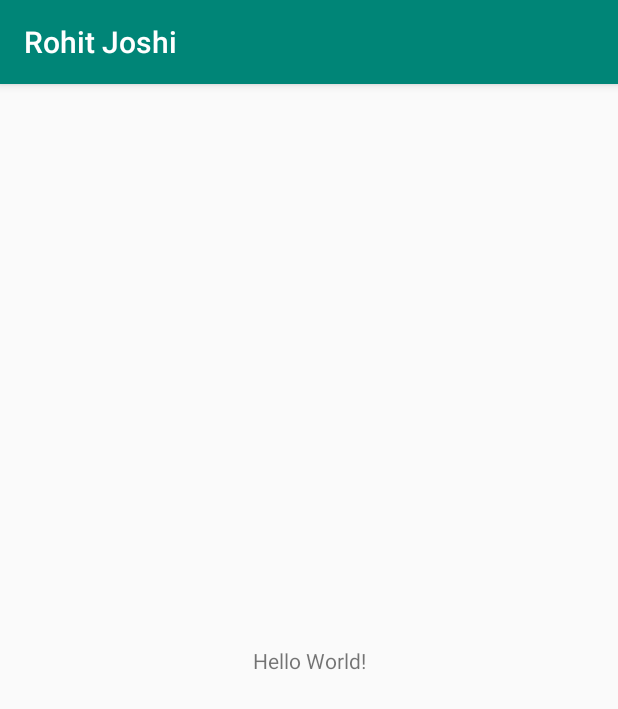
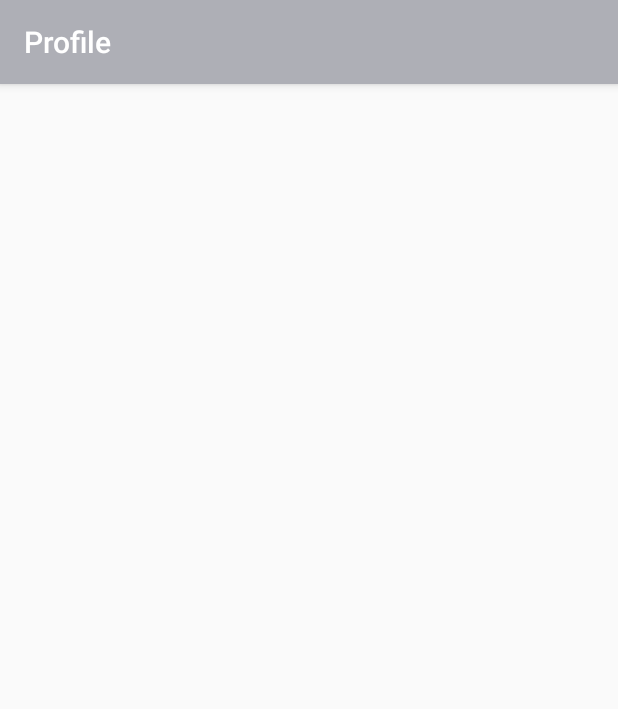
Before and after one commit to SkillBuildingOrg/DeveloperProfile, an Android app: the screen it shows after launch (MainActivity before the commit, ProfileHomeActivity after it), on a phone screen of 412 x 824 dp. Shown: the top 709 px of the screen. Run offline under Robolectric (Android 15) with nearby library versions, the phone set to English and light mode, and no system bars.

Commit message:
Updated colors and splash screen

```diff
--- a/DevProfile/app/src/main/AndroidManifest.xml
+++ b/DevProfile/app/src/main/AndroidManifest.xml
@@ -21,7 +21,7 @@
                 <category android:name="android.intent.category.LAUNCHER" />
             </intent-filter>
         </activity>
-        <activity android:name=".ui.activities.MainActivity">
+        <activity android:name=".ui.activities.ProfileHomeActivity">
         </activity>
     </application>
 
--- a/DevProfile/app/src/main/java/com/rohit/kotlin/developerprofile/ui/activities/MainActivity.kt
+++ b/DevProfile/app/src/main/java/com/rohit/kotlin/developerprofile/ui/activities/ProfileHomeActivity.kt
@@ -4,10 +4,11 @@ import androidx.appcompat.app.AppCompatActivity
 import android.os.Bundle
 import com.rohit.kotlin.developerprofile.R
 
-class MainActivity : AppCompatActivity() {
+class ProfileHomeActivity : AppCompatActivity() {
 
     override fun onCreate(savedInstanceState: Bundle?) {
         super.onCreate(savedInstanceState)
         setContentView(R.layout.activity_main)
+        supportActionBar!!.title = "Profile"
     }
 }
--- a/DevProfile/app/src/main/java/com/rohit/kotlin/developerprofile/ui/activities/SplashActivity.kt
+++ b/DevProfile/app/src/main/java/com/rohit/kotlin/developerprofile/ui/activities/SplashActivity.kt
@@ -4,9 +4,7 @@ import android.content.Intent
 import androidx.appcompat.app.AppCompatActivity
 import android.os.Bundle
 import android.os.Handler
-import android.view.View
 import com.rohit.kotlin.developerprofile.R
-import kotlinx.android.synthetic.main.activity_splash.*
 
 
 class SplashActivity : AppCompatActivity() {
@@ -18,7 +16,7 @@ class SplashActivity : AppCompatActivity() {
     override fun onStart() {
         super.onStart()
         Handler().postDelayed(Runnable {
-            startActivity(Intent(this, MainActivity::class.java))
+            startActivity(Intent(this, ProfileHomeActivity::class.java))
             finish()
         }, 2500)
     }
--- a/DevProfile/app/src/main/res/layout/activity_main.xml
+++ b/DevProfile/app/src/main/res/layout/activity_main.xml
@@ -1,18 +1,21 @@
 <?xml version="1.0" encoding="utf-8"?>
-<androidx.constraintlayout.widget.ConstraintLayout xmlns:android="http://schemas.android.com/apk/res/android"
-    xmlns:app="http://schemas.android.com/apk/res-auto"
+<RelativeLayout xmlns:android="http://schemas.android.com/apk/res/android"
     xmlns:tools="http://schemas.android.com/tools"
     android:layout_width="match_parent"
     android:layout_height="match_parent"
-    tools:context=".ui.activities.MainActivity">
+    tools:context=".ui.activities.ProfileHomeActivity">
 
-    <TextView
-        android:layout_width="wrap_content"
+
+    <androidx.cardview.widget.CardView
+        android:layout_width="match_parent"
         android:layout_height="wrap_content"
-        android:text="Hello World!"
-        app:layout_constraintBottom_toBottomOf="parent"
-        app:layout_constraintLeft_toLeftOf="parent"
-        app:layout_constraintRight_toRightOf="parent"
-        app:layout_constraintTop_toTopOf="parent" />
+        android:background="@color/colorWebTab">
 
-</androidx.constraintlayout.widget.ConstraintLayout>
+        <RelativeLayout
+            android:layout_width="match_parent"
+            android:layout_height="wrap_content">
+
+        </RelativeLayout>
+
+    </androidx.cardview.widget.CardView>
+</RelativeLayout>
--- a/DevProfile/app/src/main/res/values/colors.xml
+++ b/DevProfile/app/src/main/res/values/colors.xml
@@ -1,8 +1,11 @@
 <?xml version="1.0" encoding="utf-8"?>
 <resources>
-    <color name="colorPrimary">#008577</color>
-    <color name="colorPrimaryDark">#00574B</color>
-    <color name="colorAccent">#D81B60</color>
+    <color name="colorPrimary">#AEAFB6</color>
+    <color name="colorPrimaryDark">#A8A8AC</color>
+    <color name="colorAccent">#B5D9E2</color>
+    <color name="colorWebTab">#FF7822</color>
+    <color name="colorPageTab">#B0BEC5</color>
+
 
     <color name="transparent">#00000000</color>
 
```
Also changed, not shown: DevProfile/app/src/main/photo_rohit-web.png (added).
